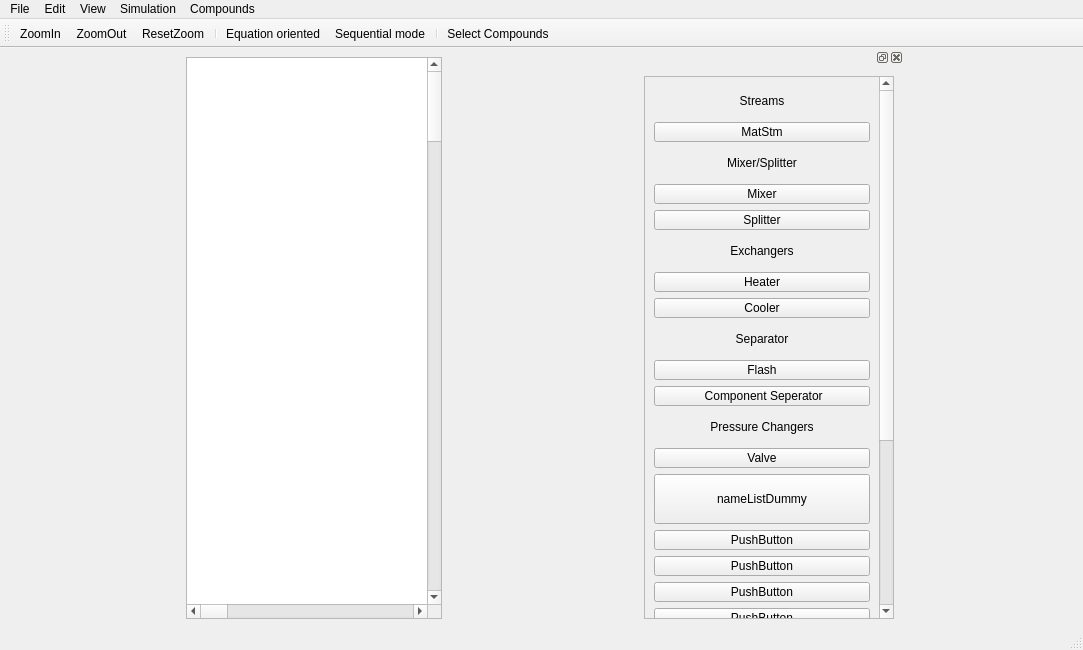
The window that main.ui (Anujg935/OMChemSimGUI) describes before a commit, drawn with Qt 5.
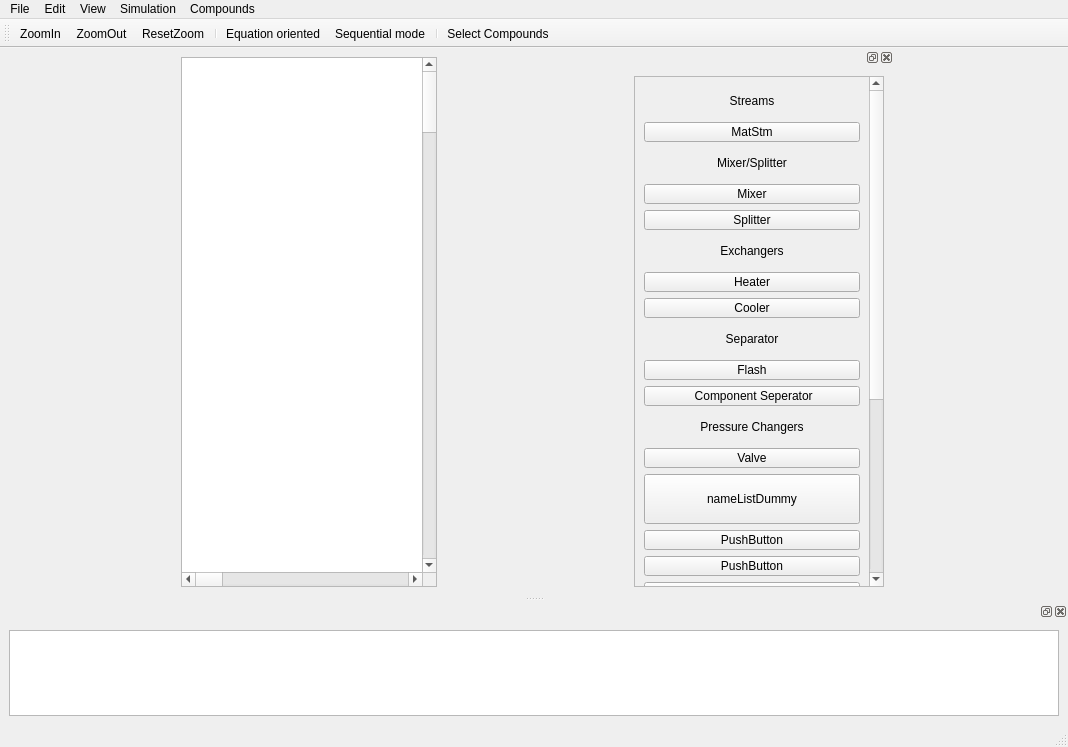
The same window after the commit. Icons and pictures are not drawn.

Commit message: compound selector constraints and message browser

Diff of the .ui file:
```diff
--- a/main.ui
+++ b/main.ui
@@ -6,8 +6,8 @@
    <rect>
     <x>0</x>
     <y>0</y>
-    <width>1083</width>
-    <height>650</height>
+    <width>1068</width>
+    <height>747</height>
    </rect>
   </property>
   <property name="windowTitle">
@@ -97,7 +97,7 @@
     <rect>
      <x>0</x>
      <y>0</y>
-     <width>1083</width>
+     <width>1068</width>
      <height>21</height>
     </rect>
    </property>
@@ -648,6 +648,24 @@
    <addaction name="separator"/>
    <addaction name="actionSelect_compouns"/>
   </widget>
+  <widget class="QDockWidget" name="dockWidget_2">
+   <property name="minimumSize">
+    <size>
+     <width>89</width>
+     <height>120</height>
+    </size>
+   </property>
+   <attribute name="dockWidgetArea">
+    <number>8</number>
+   </attribute>
+   <widget class="QWidget" name="dockWidgetContents_2">
+    <layout class="QVBoxLayout" name="verticalLayout_2">
+     <item>
+      <widget class="QTextBrowser" name="textBrowser"/>
+     </item>
+    </layout>
+   </widget>
+  </widget>
   <action name="actionZoomIn">
    <property name="icon">
     <iconset>
```
The commit also changes 4 other files.
